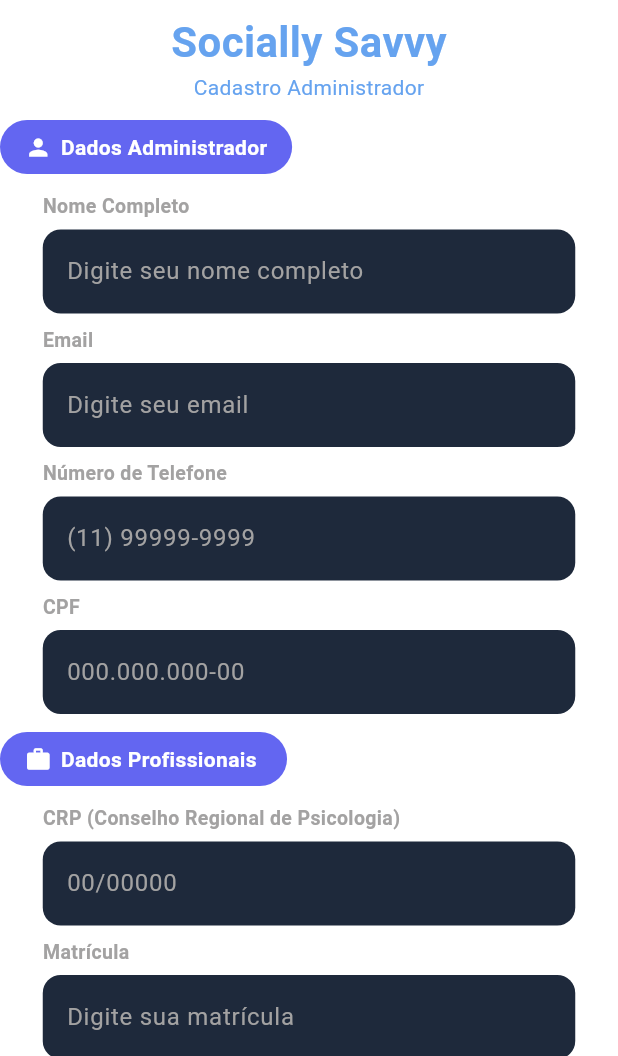
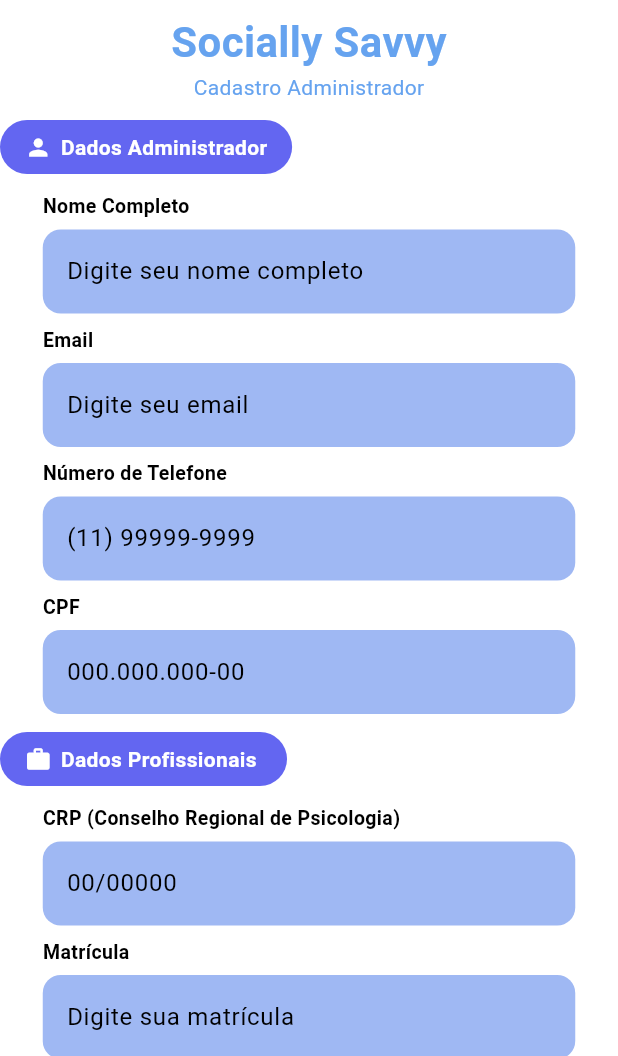
Before and after one commit to Kaickpl/Sistema_espectrum_savvy_front, a Flutter app: the TelaCadastro screen opened directly, after a tap on "Admin", on a phone screen of 412 x 824 dp, the part 180-1236 px from its top. Run offline on Flutter 3.47's test engine with Material 3 defaults, Android fonts, the phone set to English and light mode, and no system bars; our stand-ins replace fl_chart, font_awesome_flutter; missing offline and left inert: syncfusion_flutter_pdfviewer.

Commit message:
Ajuste nas classes do tema claro e escuro

```diff
--- a/lib/Config/tema_claro.dart
+++ b/lib/Config/tema_claro.dart
@@ -5,15 +5,16 @@
     colorScheme: ColorScheme(
       brightness: Brightness.light,
       primary: Color(0xFF6366F1),
-      onPrimary: const Color(0xFFFFFFFF),
+      onPrimary: Color(0xFFFFFFFF),
       secondary: Color(0xFFAF89E4),
       onSecondary: Color(0xFF000000),
       tertiary: Color(0xFF66A3EF),
-      onTertiary: Color(0xFF2A7FDC),
+      onTertiary: Color(0xFF064485),
       error: Color(0xFF970804),
       onError: Color(0xFFFF6B6B),
-      surface: Color(0xFF1E293B),
+      surface: Color(0xFF345085),
       onSurface: Color(0xFFA3A2A2),
+      surfaceContainer: Color(0xFF9FB8F3),
     ),
     scaffoldBackgroundColor: Color(0xFFFFFFFF),
     // essa sim eh a cor do fundo
--- a/lib/Config/tema_escuro.dart
+++ b/lib/Config/tema_escuro.dart
@@ -8,15 +8,15 @@
       primary: Color(0xFF818CF8), // mais clara para destacar no fundo escuro
       onPrimary: Color(0xFF0F172A),
       secondary: Color(0xFFC4B5FD),
-      onSecondary: Color(0xFF0F172A),
+      onSecondary: Color(0xFFFFFFFF),
       tertiary: Color(0xFF60A5FA),
-      onTertiary: Color(0xFF0F172A),
+      onTertiary: Color(0xFF032DB6),
       error: Color(0xFF970804),
       onError: Color(0xFFFF6B6B),
       surface: Color(0xFF1E293B),
       onSurface: Color(0xFFF8FAFC),
+      surfaceContainer: Color(0xFF345085),
     ),
-
     scaffoldBackgroundColor: Color(0xFF0F172A),
   );
 }
--- a/lib/View/Pages/tela_cadastro_admin.dart
+++ b/lib/View/Pages/tela_cadastro_admin.dart
@@ -213,7 +213,7 @@
                           color: Theme
                               .of(context)
                               .colorScheme
-                              .onSurface),
+                              .onPrimary),
                     ),
                   ),
                 ),
--- a/lib/View/Pages/tela_cadastro_estagiario.dart
+++ b/lib/View/Pages/tela_cadastro_estagiario.dart
@@ -186,7 +186,7 @@
                     ),
                     child: Text(
                       "Cadastrar",
-                      style: TextStyle(fontSize: 16, fontWeight: FontWeight.bold,color: Theme.of(context).colorScheme.onSurface),
+                      style: TextStyle(fontSize: 16, fontWeight: FontWeight.bold,color: Theme.of(context).colorScheme.onPrimary),
                     ),
                   ),
                 ),
--- a/lib/View/Pages/tela_cadastro_paciente.dart
+++ b/lib/View/Pages/tela_cadastro_paciente.dart
@@ -384,7 +384,7 @@
                           FontWeight.bold,
                           color: Theme.of(context)
                               .colorScheme
-                              .onSurface,
+                              .onPrimary,
                         ),
                       ),
                     ),
--- a/lib/View/Pages/tela_cadastro_professor.dart
+++ b/lib/View/Pages/tela_cadastro_professor.dart
@@ -176,7 +176,7 @@
                     ),
                     child: Text(
                       "Cadastrar",
-                      style: TextStyle(fontSize: 16, fontWeight: FontWeight.bold,color: Theme.of(context).colorScheme.onSurface),
+                      style: TextStyle(fontSize: 16, fontWeight: FontWeight.bold,color: Theme.of(context).colorScheme.onPrimary),
                     ),
                   ),
                 ),
--- a/lib/View/Pages/tela_cadastro_responsavel.dart
+++ b/lib/View/Pages/tela_cadastro_responsavel.dart
@@ -161,7 +161,7 @@
                     ),
                     child: Text(
                       "Cadastrar",
-                      style: TextStyle(fontSize: 16, fontWeight: FontWeight.bold,color: Theme.of(context).colorScheme.onSurface),
+                      style: TextStyle(fontSize: 16, fontWeight: FontWeight.bold,color: Theme.of(context).colorScheme.onPrimary),
                     ),
                   ),
                 ),
--- a/lib/View/Pages/tela_perfis.dart
+++ b/lib/View/Pages/tela_perfis.dart
@@ -20,7 +20,8 @@
           .of(context)
           .scaffoldBackgroundColor,
       appBar: AppBarPadrao(nome: "Seleção Perfis",),
-      drawer: DrawerPadrao(),
+
+      endDrawer: DrawerPadrao(),
       body: SafeArea(
         bottom: false,
         child: SingleChildScrollView(
@@ -61,7 +62,7 @@
                         .tertiary,
                   ],
                   destino: CadastroAdmin(),
-                  icone: FaIcon(FontAwesomeIcons.userShield),
+                  icone: FaIcon(FontAwesomeIcons.userShield,color: Theme.of(context).colorScheme.onPrimary,),
                 ),
               ),
 
@@ -85,7 +86,7 @@
                         .secondary,
                   ],
                   destino: CadastroEstagiario(),
-                  icone: FaIcon(FontAwesomeIcons.brain),
+                  icone: FaIcon(FontAwesomeIcons.brain,color: Theme.of(context).colorScheme.onPrimary),
                 ),
               ),
 
@@ -106,7 +107,7 @@
                         .onError,
                   ],
                   destino: CadastroProfessor(),
-                  icone: Icon(Icons.school),
+                  icone: Icon(Icons.school,color: Theme.of(context).colorScheme.onPrimary),
                 ),
                 ),
 
@@ -127,7 +128,7 @@
                         .onTertiary,
                   ],
                   destino: CadastroResponsavel(),
-                  icone: Icon(Icons.people),
+                  icone: Icon(Icons.people,color: Theme.of(context).colorScheme.onPrimary),
                 ),
                   ),
                 SizedBox(height: 20),
--- a/lib/View/Pages/tela_verificar_email.dart
+++ b/lib/View/Pages/tela_verificar_email.dart
@@ -21,7 +21,7 @@
       appBar: AppBarPadrao(
         nome: 'Verificar Email',
       ),
-      drawer: DrawerPadrao(),
+      endDrawer: DrawerPadrao(),
 
 
       body: SafeArea(
--- a/lib/View/Widgets/categoria_perfis.dart
+++ b/lib/View/Widgets/categoria_perfis.dart
@@ -64,7 +64,7 @@
                       color: Theme
                           .of(context)
                           .colorScheme
-                          .surface
+                          .onPrimary
                   ),
                 ),
                 const SizedBox(height: 4),
@@ -75,7 +75,7 @@
                     color: Theme
                         .of(context)
                         .colorScheme
-                        .surface,
+                        .onPrimary,
                   ),
                 ),
               ],
--- a/lib/View/Widgets/widget_input_acesso.dart
+++ b/lib/View/Widgets/widget_input_acesso.dart
@@ -32,7 +32,7 @@
             style: TextStyle(
               fontSize: 13,
               fontWeight: FontWeight.w600,
-              color: Theme.of(context).colorScheme.onSurface,
+              color: Theme.of(context).colorScheme.onSecondary,
             ),
           ),
           const SizedBox(height: 6),
@@ -43,11 +43,17 @@
               controller: controller,
               obscureText: obscureText,
               keyboardType: keyboardType,
+              style: TextStyle(
+                color: Theme.of(context).colorScheme.onSecondary
+              ),
               decoration: InputDecoration(
                 hintText: hintText,
+                hintStyle: TextStyle(
+                  color: Theme.of(context).colorScheme.onSecondary,
+                ),
                 suffixIcon: suffixIcon,
                 filled: true,
-                fillColor: Theme.of(context).colorScheme.surface,
+                fillColor: Theme.of(context).colorScheme.surfaceContainer,
                 border: OutlineInputBorder(
                   borderRadius: BorderRadius.circular(12),
                   borderSide: BorderSide.none,
--- a/lib/View/Widgets/widget_termo_uso_privacidade.dart
+++ b/lib/View/Widgets/widget_termo_uso_privacidade.dart
@@ -44,7 +44,7 @@
                   color: Theme
                       .of(context)
                       .colorScheme
-                      .onSurface,
+                      .onSecondary,
                   fontSize: 13,
                 ),
                 children: [
```
